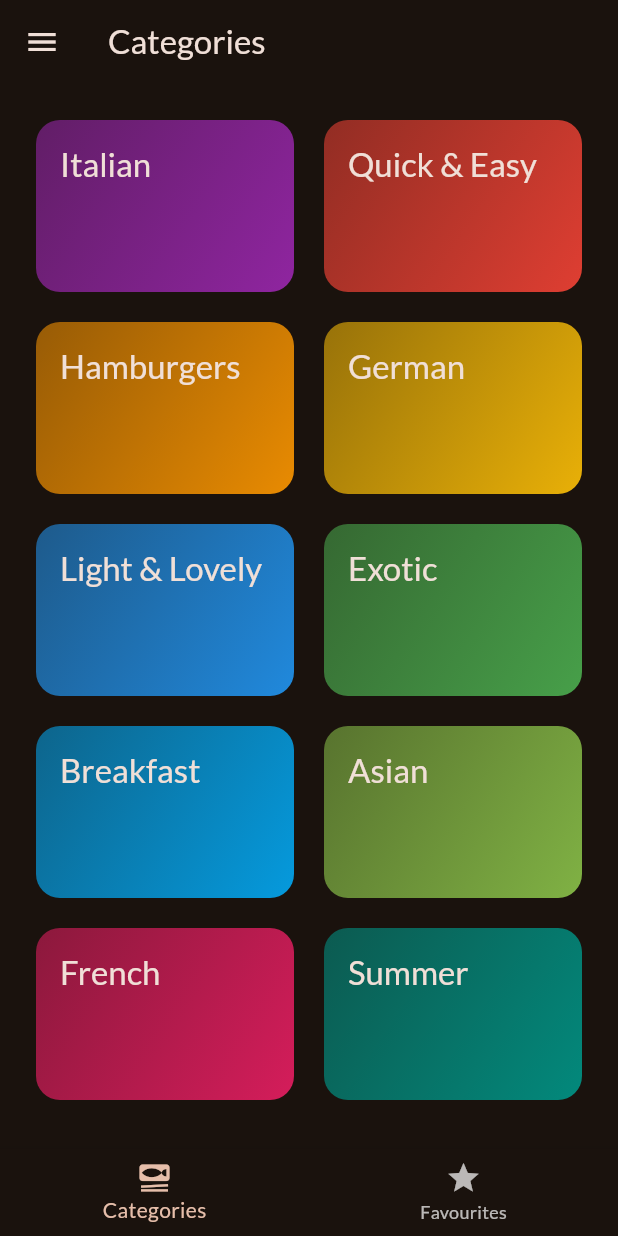
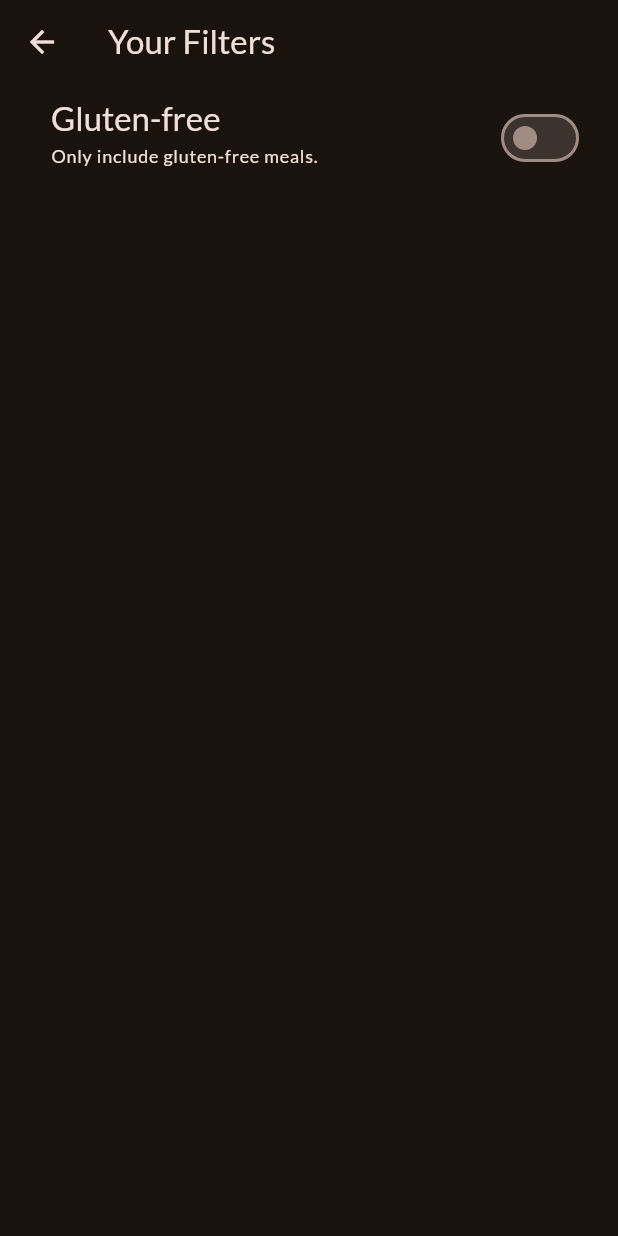
Before and after one commit to anmol420/MealsApp-In-Flutter, a Flutter app: the screen it shows after launch, in the side drawer, after a tap on "Filters", on a phone screen of 412 x 824 dp. Run offline on Flutter 3.47's test engine with Material 3 defaults, Android fonts, the phone set to English and light mode, and no system bars; our stand-ins replace google_fonts, transparent_image.

Commit message:
Added Filters

```diff
--- /dev/null
+++ b/lib/screens/filters.dart
@@ -0,0 +1,52 @@
+import 'package:flutter/material.dart';
+
+class FiltersScreen extends StatefulWidget {
+  const FiltersScreen({super.key});
+
+  @override
+  State<FiltersScreen> createState() {
+    return _FiltersScreenState();
+  }
+}
+
+class _FiltersScreenState extends State<FiltersScreen> {
+  var _glutenFreeFilterSet = false;
+
+  @override
+  Widget build(BuildContext context) {
+    return Scaffold(
+      appBar: AppBar(
+        title: const Text('Your Filters'),
+      ),
+      body: Column(
+        children: [
+          SwitchListTile(
+            value: _glutenFreeFilterSet,
+            onChanged: (isChecked) {
+              setState(() {
+                _glutenFreeFilterSet = isChecked;
+              });
+            },
+            title: Text(
+              'Gluten-free',
+              style: Theme.of(context).textTheme.titleLarge!.copyWith(
+                    color: Theme.of(context).colorScheme.onBackground,
+                  ),
+            ),
+            subtitle: Text(
+              'Only include gluten-free meals.',
+              style: Theme.of(context).textTheme.labelMedium!.copyWith(
+                    color: Theme.of(context).colorScheme.onBackground,
+                  ),
+            ),
+            activeColor: Theme.of(context).colorScheme.tertiary,
+            contentPadding: const EdgeInsets.only(
+              left: 34,
+              right: 22,
+            ),
+          ),
+        ],
+      ),
+    );
+  }
+}
--- a/lib/screens/tabs.dart
+++ b/lib/screens/tabs.dart
@@ -1,6 +1,7 @@
 import 'package:flutter/material.dart';
 import 'package:meals_app/models/meal.dart';
 import 'package:meals_app/screens/categores.dart';
+import 'package:meals_app/screens/filters.dart';
 import 'package:meals_app/screens/meals.dart';
 import 'package:meals_app/widgets/meal_drawer.dart';
 
@@ -51,9 +52,13 @@ class _TabsScreen extends State<TabsScreen> {
   }
 
   void _setScreen(String identifier) {
+    Navigator.of(context).pop();
     if (identifier == 'filters') {
-    } else {
-      Navigator.of(context).pop();
+      Navigator.of(context).push(
+        MaterialPageRoute(
+          builder: (ctx) => const FiltersScreen(),
+        ),
+      );
     }
   }
 
--- a/lib/widgets/meal_drawer.dart
+++ b/lib/widgets/meal_drawer.dart
@@ -78,7 +78,7 @@ class MealDrawer extends StatelessWidget {
                   ),
             ),
             onTap: () {
-              onSelectScreen('fliters');
+              onSelectScreen('filters');
             },
           ),
         ],
```
